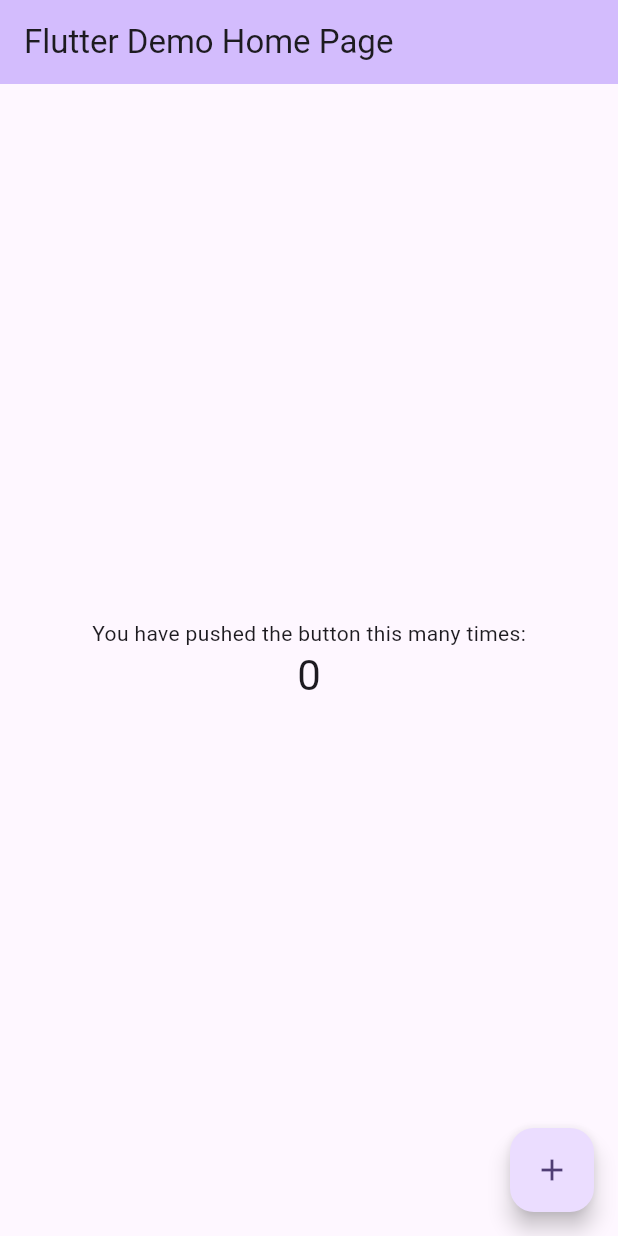
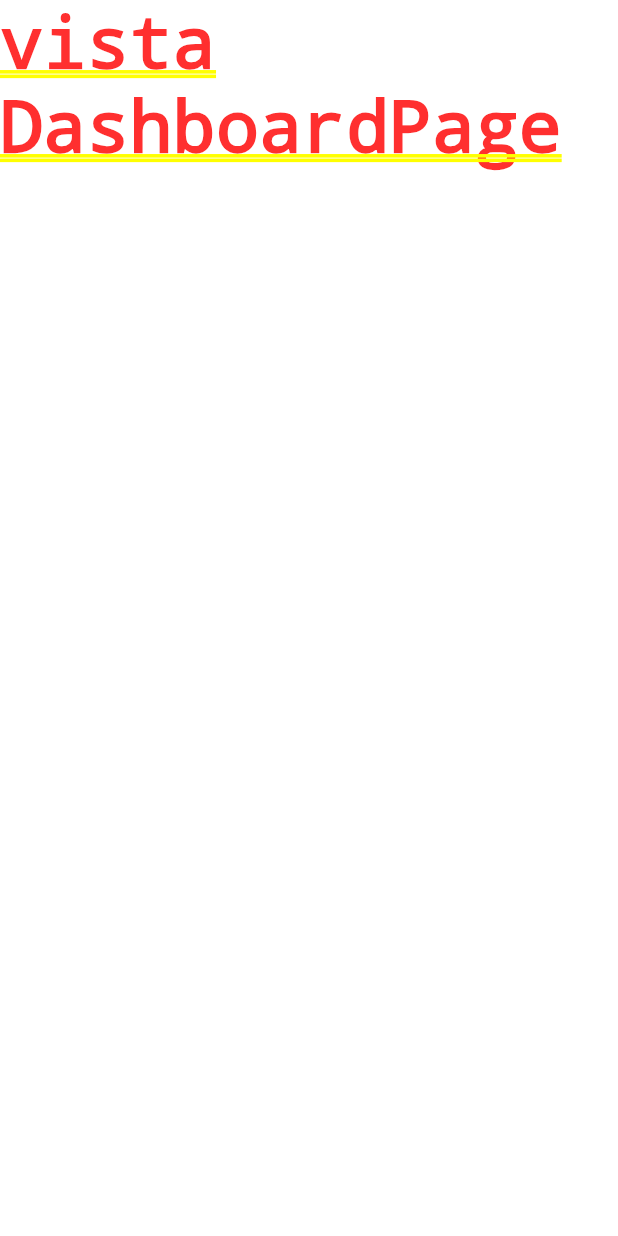
Before and after one commit to ccuellar260/hackathon_camballey, a Flutter app: the screen it shows after launch, on a phone screen of 412 x 824 dp. Run offline on Flutter 3.47's test engine with Material 3 defaults, Android fonts, the phone set to English and light mode, and no system bars.

Commit message:
estructura basica

```diff
--- a/lib/main.dart
+++ b/lib/main.dart
@@ -1,4 +1,5 @@
 import 'package:flutter/material.dart';
+import 'package:hackathon_camballey/routes/routes.dart';
 
 void main() {
   runApp(const MyApp());
@@ -11,112 +12,15 @@ class MyApp extends StatelessWidget {
   @override
   Widget build(BuildContext context) {
     return MaterialApp(
-      title: 'Flutter Demo',
-      theme: ThemeData(
-        // This is the theme of your application.
-        //
-        // TRY THIS: Try running your application with "flutter run". You'll see
-        // the application has a purple toolbar. Then, without quitting the app,
-        // try changing the seedColor in the colorScheme below to Colors.green
-        // and then invoke "hot reload" (save your changes or press the "hot
-        // reload" button in a Flutter-supported IDE, or press "r" if you used
-        // the command line to start the app).
-        //
-        // Notice that the counter didn't reset back to zero; the application
-        // state is not lost during the reload. To reset the state, use hot
-        // restart instead.
-        //
-        // This works for code too, not just values: Most code changes can be
-        // tested with just a hot reload.
-        colorScheme: ColorScheme.fromSeed(seedColor: Colors.deepPurple),
-      ),
-      home: const MyHomePage(title: 'Flutter Demo Home Page'),
+      debugShowCheckedModeBanner: false,
+      title: 'PayMov',
+      // theme: ThemeData(
+      //   colorScheme: ColorScheme.fromSeed(seedColor: Colors.deepPurple),
+      //   useMaterial3: true,
+      // ),
+      // home: const MyHomePage(title: 'Flutter Demo Home Page'),
+      routes: getRoutes(),
+      initialRoute: 'dashboard',
     );
-  }
 }
-
-class MyHomePage extends StatefulWidget {
-  const MyHomePage({super.key, required this.title});
-
-  // This widget is the home page of your application. It is stateful, meaning
-  // that it has a State object (defined below) that contains fields that affect
-  // how it looks.
-
-  // This class is the configuration for the state. It holds the values (in this
-  // case the title) provided by the parent (in this case the App widget) and
-  // used by the build method of the State. Fields in a Widget subclass are
-  // always marked "final".
-
-  final String title;
-
-  @override
-  State<MyHomePage> createState() => _MyHomePageState();
 }
-
-class _MyHomePageState extends State<MyHomePage> {
-  int _counter = 0;
-
-  void _incrementCounter() {
-    setState(() {
-      // This call to setState tells the Flutter framework that something has
-      // changed in this State, which causes it to rerun the build method below
-      // so that the display can reflect the updated values. If we changed
-      // _counter without calling setState(), then the build method would not be
-      // called again, and so nothing would appear to happen.
-      _counter++;
-    });
-  }
-
-  @override
-  Widget build(BuildContext context) {
-    // This method is rerun every time setState is called, for instance as done
-    // by the _incrementCounter method above.
-    //
-    // The Flutter framework has been optimized to make rerunning build methods
-    // fast, so that you can just rebuild anything that needs updating rather
-    // than having to individually change instances of widgets.
-    return Scaffold(
-      appBar: AppBar(
-        // TRY THIS: Try changing the color here to a specific color (to
-        // Colors.amber, perhaps?) and trigger a hot reload to see the AppBar
-        // change color while the other colors stay the same.
-        backgroundColor: Theme.of(context).colorScheme.inversePrimary,
-        // Here we take the value from the MyHomePage object that was created by
-        // the App.build method, and use it to set our appbar title.
-        title: Text(widget.title),
-      ),
-      body: Center(
-        // Center is a layout widget. It takes a single child and positions it
-        // in the middle of the parent.
-        child: Column(
-          // Column is also a layout widget. It takes a list of children and
-          // arranges them vertically. By default, it sizes itself to fit its
-          // children horizontally, and tries to be as tall as its parent.
-          //
-          // Column has various properties to control how it sizes itself and
-          // how it positions its children. Here we use mainAxisAlignment to
-          // center the children vertically; the main axis here is the vertical
-          // axis because Columns are vertical (the cross axis would be
-          // horizontal).
-          //
-          // TRY THIS: Invoke "debug painting" (choose the "Toggle Debug Paint"
-          // action in the IDE, or press "p" in the console), to see the
-          // wireframe for each widget.
-          mainAxisAlignment: MainAxisAlignment.center,
-          children: <Widget>[
-            const Text('You have pushed the button this many times:'),
-            Text(
-              '$_counter',
-              style: Theme.of(context).textTheme.headlineMedium,
-            ),
-          ],
-        ),
-      ),
-      floatingActionButton: FloatingActionButton(
-        onPressed: _incrementCounter,
-        tooltip: 'Increment',
-        child: const Icon(Icons.add),
-      ), // This trailing comma makes auto-formatting nicer for build methods.
-    );
-  }
-}
--- /dev/null
+++ b/lib/routes/routes.dart
@@ -0,0 +1,10 @@
+
+import 'package:flutter/material.dart';
+import 'package:hackathon_camballey/views/dashboard.dart';
+
+//rutas de la aplicacion
+Map<String, WidgetBuilder> getRoutes() {
+  return <String, WidgetBuilder>{
+    'dashboard': (BuildContext context) => const DashboardPage(),
+  };
+}
--- /dev/null
+++ b/lib/views/dashboard.dart
@@ -0,0 +1,10 @@
+import 'package:flutter/material.dart';
+
+class DashboardPage extends StatelessWidget {
+  const DashboardPage({super.key});
+
+  @override
+  Widget build(BuildContext context) {
+    return const Text("vista DashboardPage");
+  }
+}
--- /dev/null
+++ b/lib/views/pasajero_views/home_pasajero.dart
@@ -0,0 +1,10 @@
+import 'package:flutter/material.dart';
+
+class HomePasajero extends StatelessWidget {
+  const HomePasajero({super.key});
+
+  @override
+  Widget build(BuildContext context) {
+    return const Text("vista Home Pasajero");
+  }
+}
```
